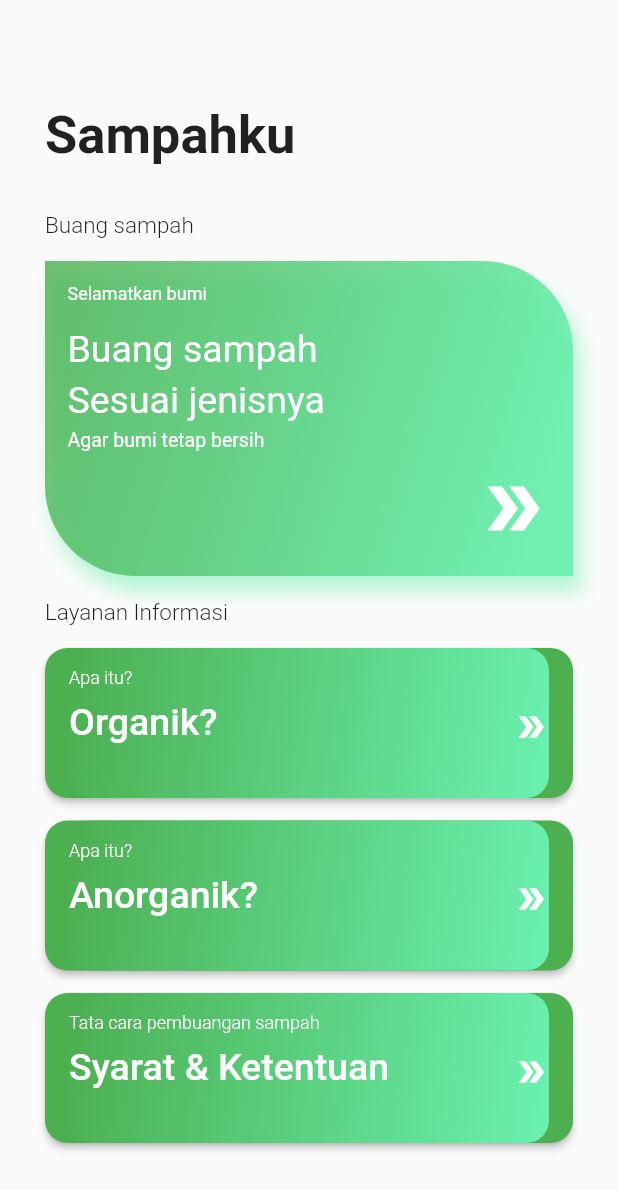
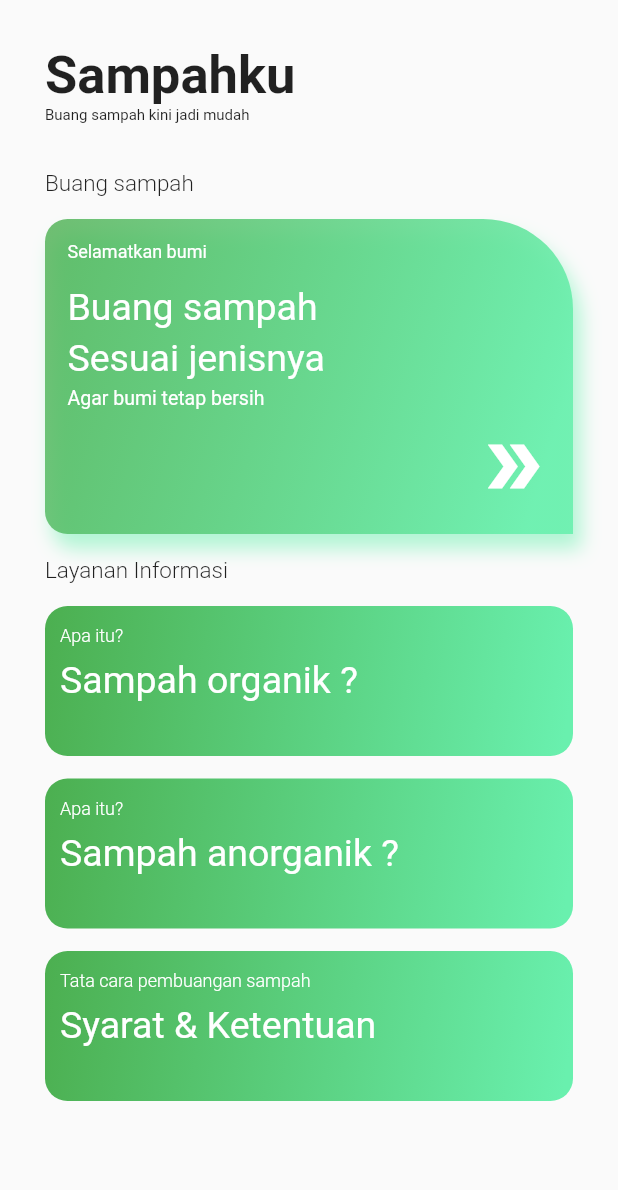
Before and after one commit to Habibakbar28/CapstoneCSD121, a Flutter app: the FirstPage screen opened directly, on a phone screen of 412 x 824 dp. Shown: the top 1190 px of the screen. Run offline on Flutter 3.47's test engine with Material 2 defaults, Android fonts, the phone set to English and light mode, and no system bars; our stand-ins replace convex_bottom_bar.

Commit message:
Memperbaiki tampilan aplikasi
1. Menambahkan Safearea pada masing masing screen
2. Mengubah elevated button menjadi inkwell pada firstpage

```diff
--- a/sampahku/lib/ui/detail_inorganic_page.dart
+++ b/sampahku/lib/ui/detail_inorganic_page.dart
@@ -10,7 +10,8 @@ class DetailInorganicPage extends StatelessWidget {
     double height = MediaQuery.of(context).size.height;
 
     return Scaffold(
-      body: SingleChildScrollView(
+      body: SafeArea(
+        child: SingleChildScrollView(
           child: Container(
             width: width,
             child: Stack(
@@ -100,6 +101,7 @@ class DetailInorganicPage extends StatelessWidget {
             ),
           ),
         ),
+      ),
     );
   }
 }
--- a/sampahku/lib/ui/detail_organic_page.dart
+++ b/sampahku/lib/ui/detail_organic_page.dart
@@ -10,7 +10,8 @@ class DetailOrganicPage extends StatelessWidget {
     double height = MediaQuery.of(context).size.height;
 
     return Scaffold(
-      body: SingleChildScrollView(
+      body: SafeArea(
+        child: SingleChildScrollView(
           child: Container(
             width: width,
             child: Stack(
@@ -101,6 +102,7 @@ class DetailOrganicPage extends StatelessWidget {
             ),
           ),
         ),
+      ),
     );
   }
 }
--- a/sampahku/lib/ui/first_page.dart
+++ b/sampahku/lib/ui/first_page.dart
@@ -9,19 +9,30 @@ class FirstPage extends StatelessWidget {
   @override
   Widget build(BuildContext context) {
     return Scaffold(
-      body: SingleChildScrollView(
+        body: SafeArea(
+          child: SingleChildScrollView(
             child: Container(
-          padding: EdgeInsets.only(top: 70, left: 30, right: 30, bottom: 30),
+              padding: EdgeInsets.only(top: 30, left: 30, right: 30, bottom: 30),
               child: Column(
                 children: [
                   Row(
+                      children: [
+                        Column(
+                          crossAxisAlignment: CrossAxisAlignment.start,
                           children: [
                             Text('Sampahku',
                               style: TextStyle(
                                   fontSize: 35,
                                   fontWeight: FontWeight.w700
+                              ),),
+                            Text('Buang sampah kini jadi mudah',
+                              style: TextStyle(
+                                  fontSize: 10,
+                                  fontWeight: FontWeight.w400
                               ),)
                           ],
+                        ),
+                      ]
                   ),
                   SizedBox(height: 30,),
                   Align(
@@ -48,8 +59,9 @@ class FirstPage extends StatelessWidget {
                             end: Alignment.centerRight
                         ),
                         borderRadius: BorderRadius.only(
-                        bottomLeft: Radius.circular(60),
-                        topRight: Radius.circular(60)
+                          topLeft: Radius.circular(15),
+                          bottomLeft: Radius.circular(15),
+                          topRight: Radius.circular(60),
                         ),
                         boxShadow: [
                           BoxShadow(
@@ -112,6 +124,7 @@ class FirstPage extends StatelessWidget {
                           )
                         ],
                       ),
+
                     ),
                   ),
                   SizedBox(height: 15,),
@@ -125,20 +138,15 @@ class FirstPage extends StatelessWidget {
                         ),)
                   ),
                   SizedBox(height: 15,),
-              ElevatedButton(
-                onPressed: () {
+                  InkWell(
+                    onTap: () {
                       Navigator.push(
                         context,
                         MaterialPageRoute(builder: (context) => DetailOrganicPage()),
                       );
                     },
-                style: ElevatedButton.styleFrom(
-                    shape: RoundedRectangleBorder(
-                        borderRadius: BorderRadius.circular(15)
-                    )
-                ),
                     child: Container(
-                  padding: EdgeInsets.only(top: 5),
+                      padding: EdgeInsets.only(top: 5, right: 10, left: 10),
                       height: 100,
                       width: MediaQuery.of(context).size.width,
                       decoration: BoxDecoration(
@@ -150,7 +158,7 @@ class FirstPage extends StatelessWidget {
                             ],
                             begin: Alignment.topLeft,
                             end: Alignment.centerRight
-                      )
+                        ),
                       ),
                       child: Container(
                         child: Row(
@@ -166,39 +174,29 @@ class FirstPage extends StatelessWidget {
                                       color: Colors.white
                                   ),),
                                 SizedBox(height: 8,),
-                            Text('Organik?',
+                                Text('Sampah organik ?',
                                   style: TextStyle(
                                       fontSize: 25,
-                                  fontWeight: FontWeight.w500,
+                                      fontWeight: FontWeight.w400,
                                       color: Colors.white
                                   ),)
                               ],
                             ),
-                        Expanded(child: Container()),
-                        Icon(
-                          Icons.double_arrow_sharp,
-                          color: Colors.white,
-                        )
                           ],
                         ),
                       ),
                     ),
                   ),
                   SizedBox(height: 15,),
-              ElevatedButton(
-                onPressed: () {
+                  InkWell(
+                    onTap: () {
                       Navigator.push(
                         context,
                         MaterialPageRoute(builder: (context) => DetailInorganicPage()),
                       );
                     },
-                style: ElevatedButton.styleFrom(
-                    shape: RoundedRectangleBorder(
-                        borderRadius: BorderRadius.circular(15)
-                    )
-                ),
                     child: Container(
-                  padding: EdgeInsets.only(top: 5),
+                      padding: EdgeInsets.only(top: 5, right: 10, left: 10),
                       height: 100,
                       width: MediaQuery.of(context).size.width,
                       decoration: BoxDecoration(
@@ -210,7 +208,7 @@ class FirstPage extends StatelessWidget {
                             ],
                             begin: Alignment.topLeft,
                             end: Alignment.centerRight
-                    )
+                        ),
                       ),
                       child: Container(
                         child: Row(
@@ -226,39 +224,29 @@ class FirstPage extends StatelessWidget {
                                       color: Colors.white
                                   ),),
                                 SizedBox(height: 8,),
-                            Text('Anorganik?',
+                                Text('Sampah anorganik ?',
                                   style: TextStyle(
                                       fontSize: 25,
-                                  fontWeight: FontWeight.w500,
+                                      fontWeight: FontWeight.w400,
                                       color: Colors.white
                                   ),)
                               ],
                             ),
-                        Expanded(child: Container()),
-                        Icon(
-                          Icons.double_arrow_sharp,
-                          color: Colors.white,
-                        )
                           ],
                         ),
                       ),
                     ),
                   ),
                   SizedBox(height: 15,),
-              ElevatedButton(
-                onPressed: () {
+                  InkWell(
+                    onTap: () {
                       Navigator.push(
                         context,
                         MaterialPageRoute(builder: (context) => TermsConditionsPage()),
                       );
                     },
-                style: ElevatedButton.styleFrom(
-                    shape: RoundedRectangleBorder(
-                        borderRadius: BorderRadius.circular(15)
-                    )
-                ),
                     child: Container(
-                  padding: EdgeInsets.only(top: 5),
+                      padding: EdgeInsets.only(top: 5, right: 10, left: 10),
                       height: 100,
                       width: MediaQuery.of(context).size.width,
                       decoration: BoxDecoration(
@@ -270,7 +258,7 @@ class FirstPage extends StatelessWidget {
                             ],
                             begin: Alignment.topLeft,
                             end: Alignment.centerRight
-                      )
+                        ),
                       ),
                       child: Container(
                         child: Row(
@@ -289,16 +277,11 @@ class FirstPage extends StatelessWidget {
                                 Text('Syarat & Ketentuan',
                                   style: TextStyle(
                                       fontSize: 25,
-                                  fontWeight: FontWeight.w500,
+                                      fontWeight: FontWeight.w400,
                                       color: Colors.white
                                   ),)
                               ],
                             ),
-                        Expanded(child: Container()),
-                        Icon(
-                          Icons.double_arrow_sharp,
-                          color: Colors.white,
-                        )
                           ],
                         ),
                       ),
@@ -307,6 +290,7 @@ class FirstPage extends StatelessWidget {
                 ],
               ),
             ),
+          ),
         )
     );
   }
--- a/sampahku/lib/ui/home_page.dart
+++ b/sampahku/lib/ui/home_page.dart
@@ -1,4 +1,3 @@
-
 import 'package:convex_bottom_bar/convex_bottom_bar.dart';
 import 'package:flutter/cupertino.dart';
 import 'package:flutter/material.dart';
--- a/sampahku/lib/ui/terms_conditions_page.dart
+++ b/sampahku/lib/ui/terms_conditions_page.dart
@@ -10,7 +10,8 @@ class TermsConditionsPage extends StatelessWidget {
     double height = MediaQuery.of(context).size.height;
 
     return Scaffold(
-      body: SingleChildScrollView(
+      body: SafeArea(
+        child: SingleChildScrollView(
           child: Container(
             width: width,
             child: Stack(
@@ -179,6 +180,7 @@ class TermsConditionsPage extends StatelessWidget {
             ),
           ),
         ),
+      ),
     );
   }
 }
```
Lines whose indentation alone changed are shown as unchanged.
